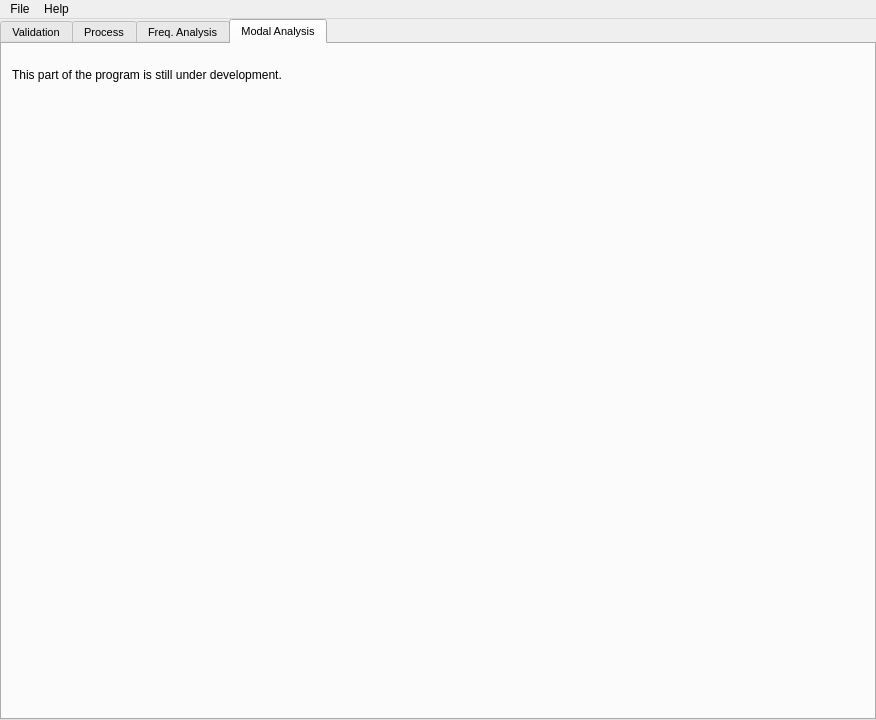
The window that openpiv/pouya/UI/Main_PIV.ui (pouya-m/openpiv-python) describes before a commit, drawn with Qt 5.
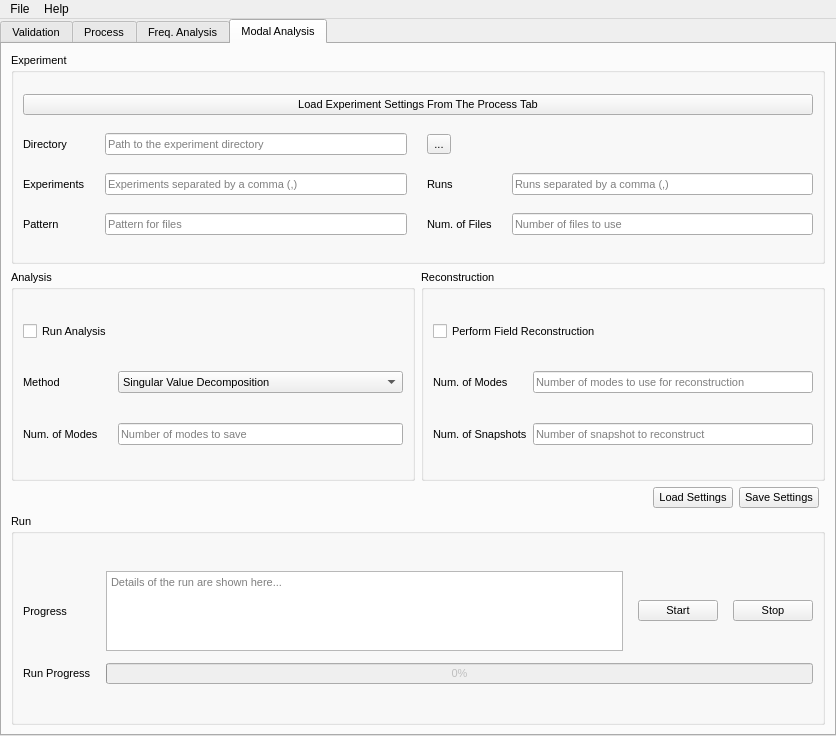
The same window after the commit. The open tabs and pages were chosen to show the change.

Commit message: GUI version 0.6 with modal analysis and added 'maximum displacement' filter

Patch:
```diff
--- a/openpiv/pouya/UI/Main_PIV.ui
+++ b/openpiv/pouya/UI/Main_PIV.ui
@@ -9,8 +9,8 @@
    <rect>
     <x>0</x>
     <y>0</y>
-    <width>876</width>
-    <height>720</height>
+    <width>836</width>
+    <height>736</height>
    </rect>
   </property>
   <property name="styleSheet">
@@ -1493,24 +1493,357 @@
        <attribute name="title">
         <string>Modal Analysis</string>
        </attribute>
-       <widget class="QLabel" name="label_6">
-        <property name="geometry">
-         <rect>
-          <x>10</x>
-          <y>20</y>
-          <width>471</width>
-          <height>22</height>
-         </rect>
-        </property>
-        <property name="font">
-         <font>
-          <pointsize>9</pointsize>
-         </font>
-        </property>
-        <property name="text">
-         <string>This part of the program is still under development.</string>
-        </property>
-       </widget>
+       <layout class="QGridLayout" name="gridLayout_15">
+        <item row="2" column="0">
+         <spacer name="horizontalSpacer_3">
+          <property name="orientation">
+           <enum>Qt::Horizontal</enum>
+          </property>
+          <property name="sizeHint" stdset="0">
+           <size>
+            <width>40</width>
+            <height>20</height>
+           </size>
+          </property>
+         </spacer>
+        </item>
+        <item row="2" column="2">
+         <widget class="QPushButton" name="mdl_save_PB">
+          <property name="text">
+           <string>Save Settings</string>
+          </property>
+         </widget>
+        </item>
+        <item row="1" column="0" colspan="4">
+         <layout class="QHBoxLayout" name="horizontalLayout_2">
+          <item>
+           <widget class="QGroupBox" name="modal_ana_GB">
+            <property name="title">
+             <string>Analysis</string>
+            </property>
+            <layout class="QGridLayout" name="gridLayout_19">
+             <item row="2" column="1">
+              <widget class="QLineEdit" name="mdl_nm_LE">
+               <property name="placeholderText">
+                <string>Number of modes to save</string>
+               </property>
+              </widget>
+             </item>
+             <item row="1" column="0">
+              <widget class="QLabel" name="label_5">
+               <property name="text">
+                <string>Method</string>
+               </property>
+              </widget>
+             </item>
+             <item row="1" column="1">
+              <widget class="QComboBox" name="mdl_method_CB">
+               <item>
+                <property name="text">
+                 <string>Singular Value Decomposition</string>
+                </property>
+               </item>
+               <item>
+                <property name="text">
+                 <string>Snapshots Method</string>
+                </property>
+               </item>
+              </widget>
+             </item>
+             <item row="2" column="0">
+              <widget class="QLabel" name="label_18">
+               <property name="text">
+                <string>Num. of Modes</string>
+               </property>
+              </widget>
+             </item>
+             <item row="0" column="0">
+              <widget class="QCheckBox" name="mdl_st_CB">
+               <property name="text">
+                <string>Run Analysis</string>
+               </property>
+              </widget>
+             </item>
+            </layout>
+           </widget>
+          </item>
+          <item>
+           <widget class="QGroupBox" name="modal_rec_GB">
+            <property name="title">
+             <string>Reconstruction</string>
+            </property>
+            <layout class="QGridLayout" name="gridLayout_17">
+             <item row="0" column="0" colspan="3">
+              <widget class="QCheckBox" name="mdl_rec_CB">
+               <property name="text">
+                <string>Perform Field Reconstruction</string>
+               </property>
+              </widget>
+             </item>
+             <item row="1" column="0">
+              <widget class="QLabel" name="label_19">
+               <property name="text">
+                <string>Num. of Modes</string>
+               </property>
+              </widget>
+             </item>
+             <item row="2" column="0" colspan="2">
+              <widget class="QLabel" name="label_20">
+               <property name="text">
+                <string>Num. of Snapshots</string>
+               </property>
+              </widget>
+             </item>
+             <item row="2" column="2">
+              <widget class="QLineEdit" name="mdl_rec_ns_LE">
+               <property name="placeholderText">
+                <string>Number of snapshot to reconstruct</string>
+               </property>
+              </widget>
+             </item>
+             <item row="1" column="2">
+              <widget class="QLineEdit" name="mdl_rec_nm_LE">
+               <property name="placeholderText">
+                <string>Number of modes to use for reconstruction</string>
+               </property>
+              </widget>
+             </item>
+            </layout>
+           </widget>
+          </item>
+         </layout>
+        </item>
+        <item row="3" column="0" colspan="4">
+         <widget class="QGroupBox" name="modal_run_GB">
+          <property name="title">
+           <string>Run</string>
+          </property>
+          <layout class="QGridLayout" name="gridLayout_20">
+           <item row="0" column="0">
+            <layout class="QGridLayout" name="gridLayout_27">
+             <property name="horizontalSpacing">
+              <number>15</number>
+             </property>
+             <property name="verticalSpacing">
+              <number>12</number>
+             </property>
+             <item row="1" column="0">
+              <widget class="QLabel" name="label_29">
+               <property name="text">
+                <string>Run Progress</string>
+               </property>
+              </widget>
+             </item>
+             <item row="0" column="2">
+              <widget class="QPushButton" name="mdl_start_PB">
+               <property name="enabled">
+                <bool>true</bool>
+               </property>
+               <property name="styleSheet">
+                <string notr="true"/>
+               </property>
+               <property name="text">
+                <string>Start</string>
+               </property>
+              </widget>
+             </item>
+             <item row="0" column="3">
+              <widget class="QPushButton" name="mdl_stop_PB">
+               <property name="enabled">
+                <bool>true</bool>
+               </property>
+               <property name="text">
+                <string>Stop</string>
+               </property>
+              </widget>
+             </item>
+             <item row="1" column="1" colspan="3">
+              <widget class="QProgressBar" name="mdl_progress_PBar">
+               <property name="enabled">
+                <bool>false</bool>
+               </property>
+               <property name="styleSheet">
+                <string notr="true"/>
+               </property>
+               <property name="value">
+                <number>0</number>
+               </property>
+              </widget>
+             </item>
+             <item row="0" column="0">
+              <widget class="QLabel" name="label_28">
+               <property name="text">
+                <string>Progress</string>
+               </property>
+              </widget>
+             </item>
+             <item row="0" column="1">
+              <widget class="QPlainTextEdit" name="mdl_progress_TE">
+               <property name="sizePolicy">
+                <sizepolicy hsizetype="Expanding" vsizetype="Fixed">
+                 <horstretch>0</horstretch>
+                 <verstretch>0</verstretch>
+                </sizepolicy>
+               </property>
+               <property name="maximumSize">
+                <size>
+                 <width>16777215</width>
+                 <height>80</height>
+                </size>
+               </property>
+               <property name="layoutDirection">
+                <enum>Qt::LeftToRight</enum>
+               </property>
+               <property name="frameShape">
+                <enum>QFrame::StyledPanel</enum>
+               </property>
+               <property name="midLineWidth">
+                <number>3</number>
+               </property>
+               <property name="horizontalScrollBarPolicy">
+                <enum>Qt::ScrollBarAsNeeded</enum>
+               </property>
+               <property name="tabChangesFocus">
+                <bool>true</bool>
+               </property>
+               <property name="undoRedoEnabled">
+                <bool>false</bool>
+               </property>
+               <property name="readOnly">
+                <bool>true</bool>
+               </property>
+               <property name="textInteractionFlags">
+                <set>Qt::TextSelectableByKeyboard|Qt::TextSelectableByMouse</set>
+               </property>
+               <property name="centerOnScroll">
+                <bool>true</bool>
+               </property>
+               <property name="placeholderText">
+                <string>Details of the run are shown here...</string>
+               </property>
+              </widget>
+             </item>
+            </layout>
+           </item>
+          </layout>
+         </widget>
+        </item>
+        <item row="0" column="0" colspan="4">
+         <widget class="QGroupBox" name="modal_exp_GB">
+          <property name="title">
+           <string>Experiment</string>
+          </property>
+          <layout class="QGridLayout" name="gridLayout_16">
+           <property name="horizontalSpacing">
+            <number>20</number>
+           </property>
+           <property name="verticalSpacing">
+            <number>5</number>
+           </property>
+           <item row="1" column="0">
+            <widget class="QLabel" name="label_26">
+             <property name="text">
+              <string>Directory</string>
+             </property>
+            </widget>
+           </item>
+           <item row="2" column="0">
+            <widget class="QLabel" name="label_27">
+             <property name="text">
+              <string>Experiments</string>
+             </property>
+            </widget>
+           </item>
+           <item row="2" column="1">
+            <widget class="QLineEdit" name="mdl_exp_LE">
+             <property name="text">
+              <string/>
+             </property>
+             <property name="placeholderText">
+              <string>Experiments separated by a comma (,)</string>
+             </property>
+            </widget>
+           </item>
+           <item row="2" column="2">
+            <widget class="QLabel" name="label_16">
+             <property name="text">
+              <string>Runs</string>
+             </property>
+            </widget>
+           </item>
+           <item row="3" column="0">
+            <widget class="QLabel" name="label_6">
+             <property name="text">
+              <string>Pattern</string>
+             </property>
+            </widget>
+           </item>
+           <item row="3" column="1">
+            <widget class="QLineEdit" name="mdl_pat_LE">
+             <property name="placeholderText">
+              <string>Pattern for files</string>
+             </property>
+            </widget>
+           </item>
+           <item row="3" column="2">
+            <widget class="QLabel" name="label_17">
+             <property name="text">
+              <string>Num. of Files</string>
+             </property>
+            </widget>
+           </item>
+           <item row="1" column="1">
+            <widget class="QLineEdit" name="mdl_dir_LE">
+             <property name="text">
+              <string/>
+             </property>
+             <property name="placeholderText">
+              <string>Path to the experiment directory</string>
+             </property>
+            </widget>
+           </item>
+           <item row="1" column="2">
+            <widget class="QToolButton" name="mdl_dir_TB">
+             <property name="text">
+              <string>...</string>
+             </property>
+            </widget>
+           </item>
+           <item row="3" column="3">
+            <widget class="QLineEdit" name="mdl_nf_LE">
+             <property name="placeholderText">
+              <string>Number of files to use</string>
+             </property>
+            </widget>
+           </item>
+           <item row="2" column="3">
+            <widget class="QLineEdit" name="mdl_run_LE">
+             <property name="text">
+              <string/>
+             </property>
+             <property name="placeholderText">
+              <string>Runs separated by a comma (,)</string>
+             </property>
+            </widget>
+           </item>
+           <item row="0" column="0" colspan="4">
+            <widget class="QPushButton" name="mdl_load_from_PB">
+             <property name="text">
+              <string>Load Experiment Settings From The Process Tab</string>
+             </property>
+            </widget>
+           </item>
+          </layout>
+         </widget>
+        </item>
+        <item row="2" column="1">
+         <widget class="QPushButton" name="mdl_load_PB">
+          <property name="text">
+           <string>Load Settings</string>
+          </property>
+         </widget>
+        </item>
+       </layout>
       </widget>
      </widget>
     </item>
@@ -1521,8 +1854,8 @@
     <rect>
      <x>0</x>
      <y>0</y>
-     <width>876</width>
-     <height>21</height>
+     <width>836</width>
+     <height>31</height>
     </rect>
    </property>
    <widget class="QMenu" name="menuFile">
```
Left out of the diff: 24 changed lines with no effect on the pictures. The commit also changes 15 other files.
